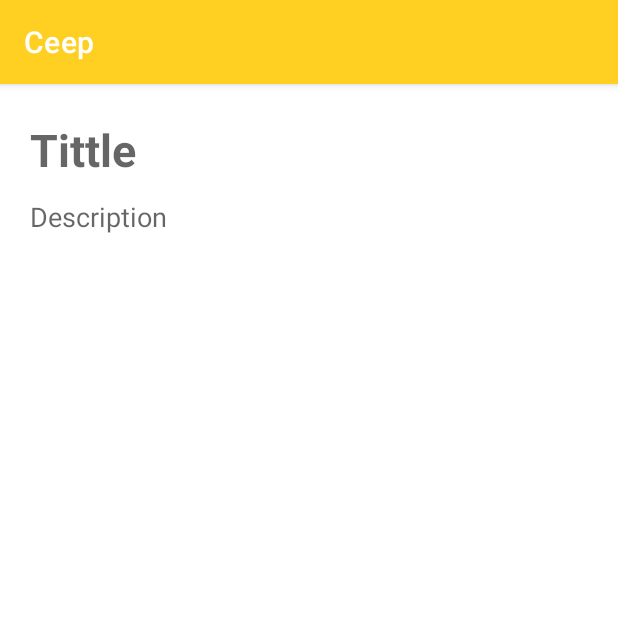
After one commit to Matheustavares22/Ceep, an Android app: the FormNoteActivity screen opened directly, with no data from a screen before it, on a phone screen of 412 x 824 dp, the top half of it. The commit adds this screen. Run offline under Robolectric (Android 15) with nearby library versions, the phone set to English and light mode, and no system bars.

Commit message:
Added FormNoteActivity and activity_form_note.xml Added NoteListActivity insert note action

```diff
--- a/app/src/main/AndroidManifest.xml
+++ b/app/src/main/AndroidManifest.xml
@@ -9,6 +9,9 @@
         android:roundIcon="@mipmap/ic_launcher_round"
         android:supportsRtl="true"
         android:theme="@style/Theme.Ceep">
+        <activity
+            android:name=".ui.activity.FormNoteActivity"
+            android:exported="true" />
         <activity android:name=".ui.activity.NoteListActivity">
             <intent-filter>
                 <action android:name="android.intent.action.MAIN" />
--- /dev/null
+++ b/app/src/main/java/alura/com/br/ceep/ui/activity/FormNoteActivity.java
@@ -0,0 +1,16 @@
+package alura.com.br.ceep.ui.activity;
+
+import androidx.appcompat.app.AppCompatActivity;
+
+import android.os.Bundle;
+
+import alura.com.br.ceep.R;
+
+public class FormNoteActivity extends AppCompatActivity {
+
+    @Override
+    protected void onCreate(Bundle savedInstanceState) {
+        super.onCreate(savedInstanceState);
+        setContentView(R.layout.activity_form_note);
+    }
+}
--- a/app/src/main/java/alura/com/br/ceep/ui/activity/NoteListActivity.java
+++ b/app/src/main/java/alura/com/br/ceep/ui/activity/NoteListActivity.java
@@ -1,9 +1,11 @@
 package alura.com.br.ceep.ui.activity;
 
+import android.content.Intent;
 import android.os.Bundle;
+import android.view.View;
+import android.widget.TextView;
 
 import androidx.appcompat.app.AppCompatActivity;
-import androidx.recyclerview.widget.LinearLayoutManager;
 import androidx.recyclerview.widget.RecyclerView;
 
 import java.util.List;
@@ -28,7 +30,15 @@ public class NoteListActivity extends AppCompatActivity {
     private List<Note> sampleNotes() {
         NoteDAO noteDAO = new NoteDAO();
 
-        noteDAO.insert(new Note("first note", "tiny description"), new Note("second note","a very big description huhhhhhhhhhhhh"));
+        noteDAO.insert(new Note("first note", "tiny description"), new Note("second note", "a very big description huhhhhhhhhhhhh"));
+
+        TextView buttonInsertNote = findViewById(R.id.note_list_insert_note);
+        buttonInsertNote.setOnClickListener(v -> {
+            Intent startFormNoteActivity = new Intent(NoteListActivity.this, FormNoteActivity.class);
+            startActivity(startFormNoteActivity);
+        });
+
+
 
         return noteDAO.all();
     }
--- /dev/null
+++ b/app/src/main/res/layout/activity_form_note.xml
@@ -0,0 +1,37 @@
+<?xml version="1.0" encoding="utf-8"?>
+<androidx.constraintlayout.widget.ConstraintLayout xmlns:android="http://schemas.android.com/apk/res/android"
+    xmlns:app="http://schemas.android.com/apk/res-auto"
+    android:layout_width="match_parent"
+    android:layout_height="match_parent">
+
+    <EditText
+        android:id="@+id/form_note_tittle"
+        android:layout_width="0dp"
+        android:layout_height="wrap_content"
+        android:layout_margin="20dp"
+        android:background="@android:color/transparent"
+        android:hint="@string/tittle"
+        android:inputType="text"
+        android:minHeight="48dp"
+        android:textSize="30sp"
+        android:textStyle="bold"
+        app:layout_constraintEnd_toEndOf="parent"
+        app:layout_constraintStart_toStartOf="parent"
+        app:layout_constraintTop_toTopOf="parent" />
+
+    <EditText
+        android:id="@+id/form_note_description"
+        android:layout_width="0dp"
+        android:layout_height="0dp"
+        android:layout_marginTop="8dp"
+        android:layout_marginBottom="8dp"
+        android:background="@android:color/transparent"
+        android:gravity="top"
+        android:hint="@string/description"
+        android:inputType="text"
+        app:layout_constraintBottom_toBottomOf="parent"
+        app:layout_constraintEnd_toEndOf="@id/form_note_tittle"
+        app:layout_constraintStart_toStartOf="@id/form_note_tittle"
+        app:layout_constraintTop_toBottomOf="@id/form_note_tittle" />
+
+</androidx.constraintlayout.widget.ConstraintLayout>
--- a/app/src/main/res/values/strings.xml
+++ b/app/src/main/res/values/strings.xml
@@ -1,3 +1,5 @@
 <resources>
     <string name="app_name">Ceep</string>
+    <string name="description">Description</string>
+    <string name="tittle">Tittle</string>
 </resources>
```
